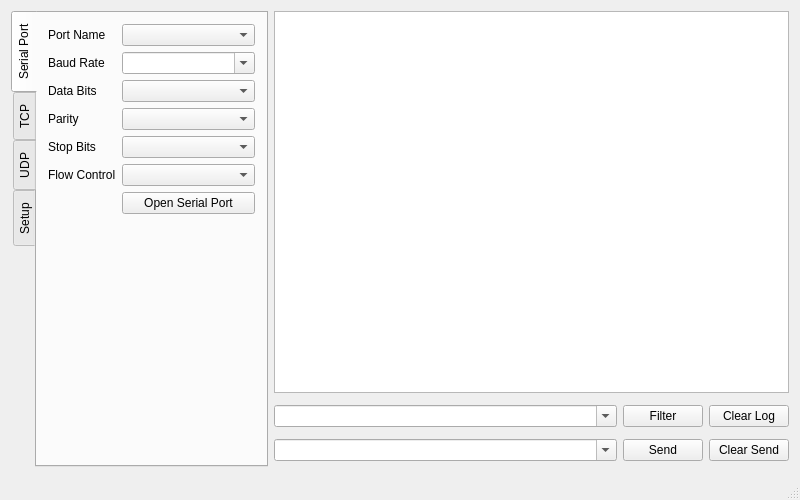
Before: the Qt Designer form mainwindow.ui in qqj1228/CommHelper, drawn with Qt 5.
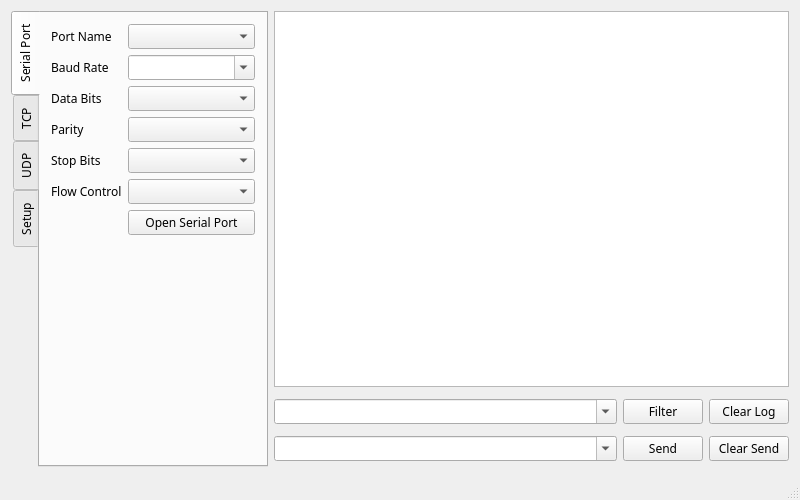
After: the same form once the commit is applied.

Commit message: change default font

```diff
--- a/mainwindow.ui
+++ b/mainwindow.ui
@@ -18,7 +18,7 @@
   </property>
   <property name="font">
    <font>
-    <family>Microsoft YaHei UI</family>
+    <family>微软雅黑</family>
    </font>
   </property>
   <property name="windowTitle">
```
The commit also changes 1 other file.
